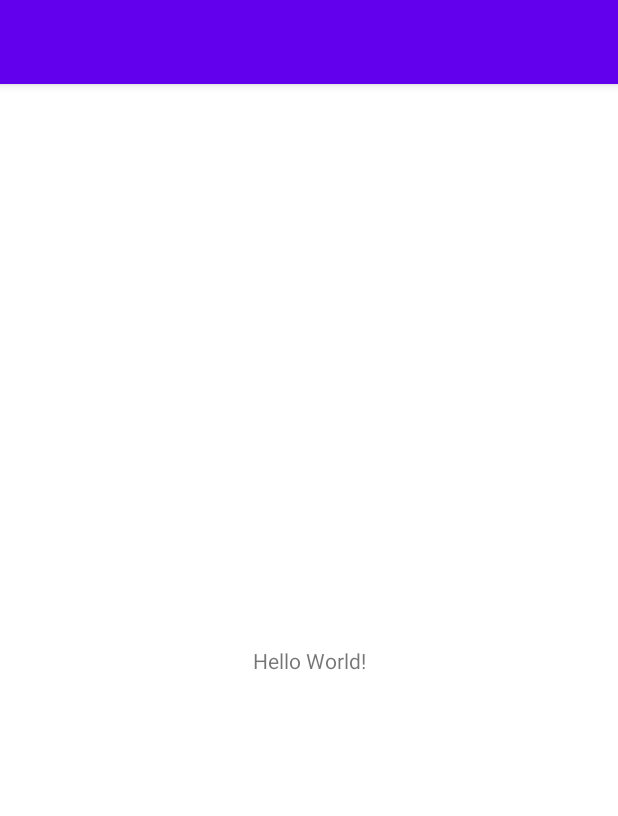
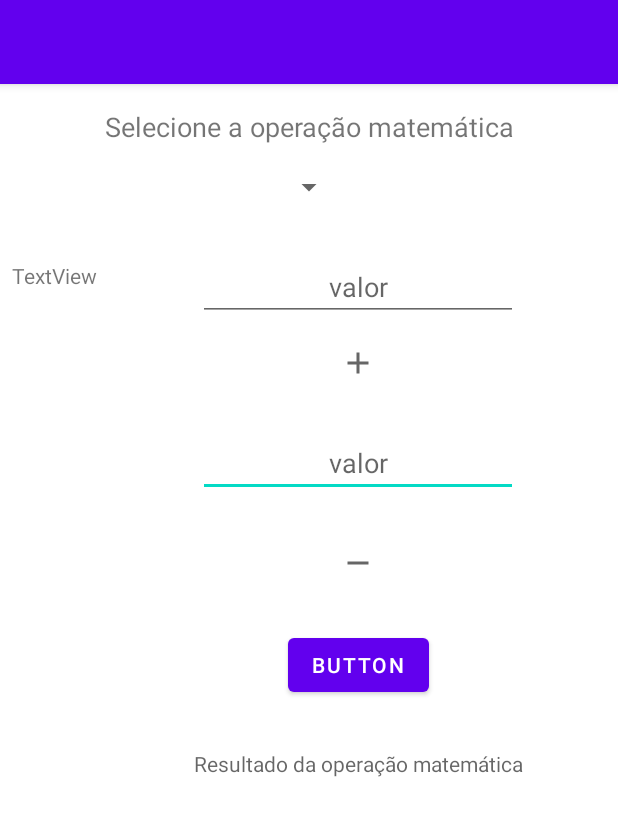
Before and after one commit to PauloSoaresdeMoura/Repositorio_Paulo, an Android app: the screen it shows after launch (MainActivity), on a phone screen of 412 x 824 dp. Shown: the top 816 px of the screen. Run offline under Robolectric (Android 15) with nearby library versions, the light colour scheme and no system bars; 3 statements that could not run were skipped.

Commit message:
novo projeto

```diff
--- a/Repositorio_Paulo/Calcular/app/src/main/java/formacao/desenvolvedores/tecnologia/uno/calcular/MainActivity.java
+++ b/Repositorio_Paulo/Calcular/app/src/main/java/formacao/desenvolvedores/tecnologia/uno/calcular/MainActivity.java
@@ -3,12 +3,23 @@ package formacao.desenvolvedores.tecnologia.uno.calcular;
 import androidx.appcompat.app.AppCompatActivity;
 
 import android.os.Bundle;
+import android.widget.EditText;
+import android.widget.Spinner;
+import android.widget.TextView;
 
 public class MainActivity extends AppCompatActivity {
+    private TextView tvOpcao, tv1, tv2, tv3;
+    private Spinner spiOpcoes;
 
     @Override
     protected void onCreate(Bundle savedInstanceState) {
         super.onCreate(savedInstanceState);
         setContentView(R.layout.activity_main);
+
+        tvOpcao = findViewById(R.id.tvOpcao);
+        spiOpcoes = findViewById(R.id.spiOpcoes);
+        tv1 = findViewById(R.id.tv1);
+        tv2 = findViewById(R.id.tv2);
+        tv3 = findViewById(R.id.tv3);
     }
 }
--- /dev/null
+++ b/Repositorio_Paulo/Calcular/app/src/main/res/drawable/ic_somar.xml
@@ -0,0 +1,10 @@
+<vector xmlns:android="http://schemas.android.com/apk/res/android"
+    android:width="24dp"
+    android:height="24dp"
+    android:viewportWidth="24"
+    android:viewportHeight="24"
+    android:tint="?attr/colorControlNormal">
+  <path
+      android:fillColor="@android:color/white"
+      android:pathData="M19,13h-6v6h-2v-6H5v-2h6V5h2v6h6v2z"/>
+</vector>
--- /dev/null
+++ b/Repositorio_Paulo/Calcular/app/src/main/res/drawable/ic_subtrair.xml
@@ -0,0 +1,10 @@
+<vector xmlns:android="http://schemas.android.com/apk/res/android"
+    android:width="24dp"
+    android:height="24dp"
+    android:viewportWidth="24"
+    android:viewportHeight="24"
+    android:tint="?attr/colorControlNormal">
+  <path
+      android:fillColor="@android:color/white"
+      android:pathData="M19,13H5v-2h14v2z"/>
+</vector>
--- a/Repositorio_Paulo/Calcular/app/src/main/res/layout/activity_main.xml
+++ b/Repositorio_Paulo/Calcular/app/src/main/res/layout/activity_main.xml
@@ -7,12 +7,114 @@
     tools:context=".MainActivity">
 
     <TextView
+        android:id="@+id/tvOpcao"
+        android:layout_width="match_parent"
+        android:layout_height="wrap_content"
+        android:text="Selecione a operação matemática"
+        android:textAlignment="center"
+        android:textSize="18dp"
+        android:layout_marginTop="16dp"
+        android:layout_marginStart="8dp"
+        android:layout_marginEnd="8dp"
+        app:layout_constraintTop_toTopOf="parent"
+        app:layout_constraintStart_toStartOf="parent"
+        app:layout_constraintEnd_toEndOf="parent"
+
+         />
+
+    <Spinner
+        android:id="@+id/spiOpcoes"
         android:layout_width="wrap_content"
         android:layout_height="wrap_content"
-        android:text="Hello World!"
-        app:layout_constraintBottom_toBottomOf="parent"
-        app:layout_constraintLeft_toLeftOf="parent"
-        app:layout_constraintRight_toRightOf="parent"
-        app:layout_constraintTop_toTopOf="parent" />
+        android:layout_marginTop="16dp"
+        android:layout_marginStart="8dp"
+        android:layout_marginEnd="8dp"
+        app:layout_constraintTop_toBottomOf="@+id/tvOpcao"
+        app:layout_constraintStart_toStartOf="parent"
+        app:layout_constraintEnd_toEndOf="parent"
+
+        />
+
+
+    <TextView
+        android:id="@+id/tvOperacao"
+        android:layout_width="wrap_content"
+        android:layout_height="wrap_content"
+        android:layout_marginStart="8dp"
+        android:layout_marginTop="16dp"
+
+        android:hint="Tipo de operação"
+        android:text="TextView"
+        app:layout_constraintBottom_toBottomOf="@+id/edtOperando2"
+        app:layout_constraintStart_toStartOf="parent"
+        app:layout_constraintTop_toBottomOf="@+id/spiOpcoes" />
+
+    <EditText
+        android:id="@+id/edtOperador1"
+        android:layout_width="0dp"
+        android:layout_height="wrap_content"
+        android:layout_marginTop="32dp"
+        android:ems="10"
+        android:hint="valor"
+        android:inputType="number"
+        android:textAlignment="center"
+        app:layout_constraintEnd_toEndOf="@+id/edtOperando2"
+        app:layout_constraintStart_toStartOf="@+id/edtOperando2"
+        app:layout_constraintTop_toBottomOf="@+id/imgOperacao" />
+
+    <ImageView
+        android:id="@+id/imgOperacao"
+        android:layout_width="wrap_content"
+        android:layout_height="wrap_content"
+
+        android:layout_marginTop="16dp"
+        app:layout_constraintEnd_toEndOf="@+id/edtOperando2"
+        app:layout_constraintStart_toStartOf="@+id/edtOperando2"
+        app:layout_constraintTop_toBottomOf="@+id/edtOperando2"
+        app:srcCompat="@drawable/ic_somar" />
+
+    <EditText
+        android:id="@+id/edtOperando2"
+        android:layout_width="wrap_content"
+        android:layout_height="wrap_content"
+        android:layout_marginStart="16dp"
+        android:layout_marginTop="32dp"
+        android:ems="10"
+        android:hint="valor"
+        android:inputType="number"
+        android:textAlignment="center"
+        app:layout_constraintStart_toEndOf="@+id/tvOperacao"
+        app:layout_constraintTop_toBottomOf="@+id/spiOpcoes" />
+
+    <ImageView
+        android:id="@+id/imageView2"
+        android:layout_width="wrap_content"
+        android:layout_height="wrap_content"
+        android:layout_marginTop="32dp"
+        app:layout_constraintEnd_toEndOf="@+id/edtOperador1"
+        app:layout_constraintStart_toStartOf="@+id/edtOperador1"
+        app:layout_constraintTop_toBottomOf="@+id/edtOperador1"
+        app:srcCompat="@drawable/ic_subtrair" />
+
+    <TextView
+        android:id="@+id/tvResultado"
+        android:layout_width="wrap_content"
+        android:layout_height="wrap_content"
+        android:layout_marginTop="32dp"
+        android:hint="Resultado da operação matemática"
+        app:layout_constraintEnd_toEndOf="@+id/edtOperador1"
+        app:layout_constraintStart_toStartOf="@+id/edtOperador1"
+        app:layout_constraintTop_toBottomOf="@+id/btnCalcular" />
+
+    <Button
+        android:id="@+id/btnCalcular"
+        android:layout_width="wrap_content"
+        android:layout_height="wrap_content"
+        android:layout_marginTop="32dp"
+        android:text="Button"
+        app:layout_constraintEnd_toEndOf="@+id/edtOperador1"
+        app:layout_constraintStart_toStartOf="@+id/edtOperador1"
+        app:layout_constraintTop_toBottomOf="@+id/imageView2" />
+
 
 </androidx.constraintlayout.widget.ConstraintLayout>
```
